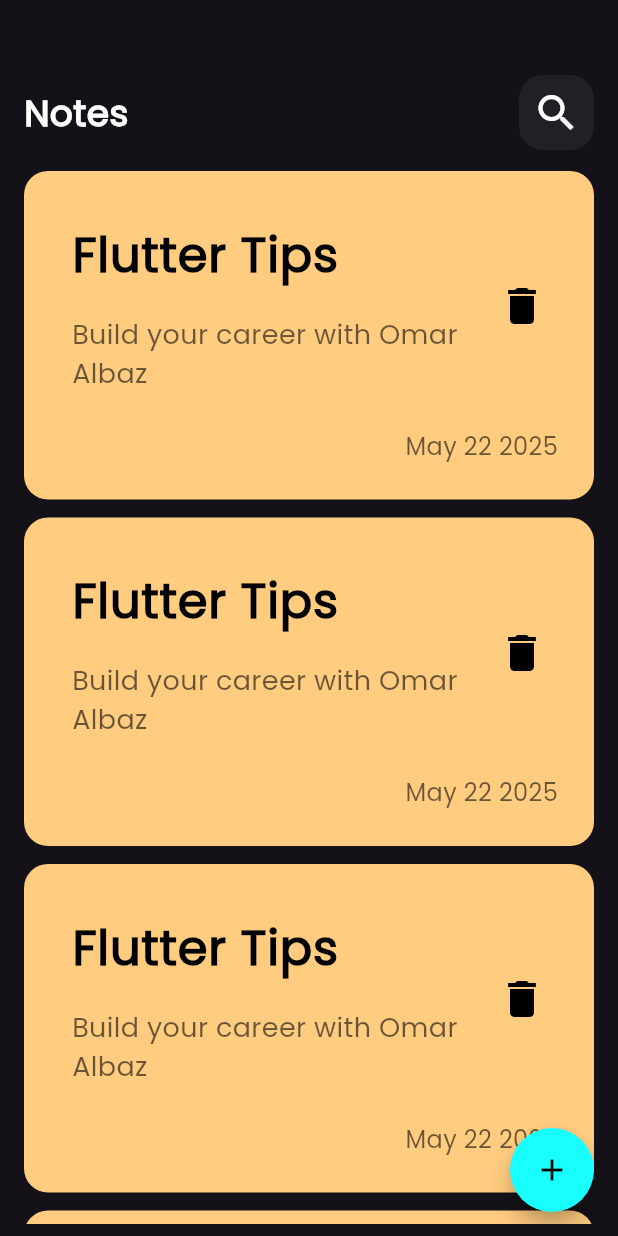
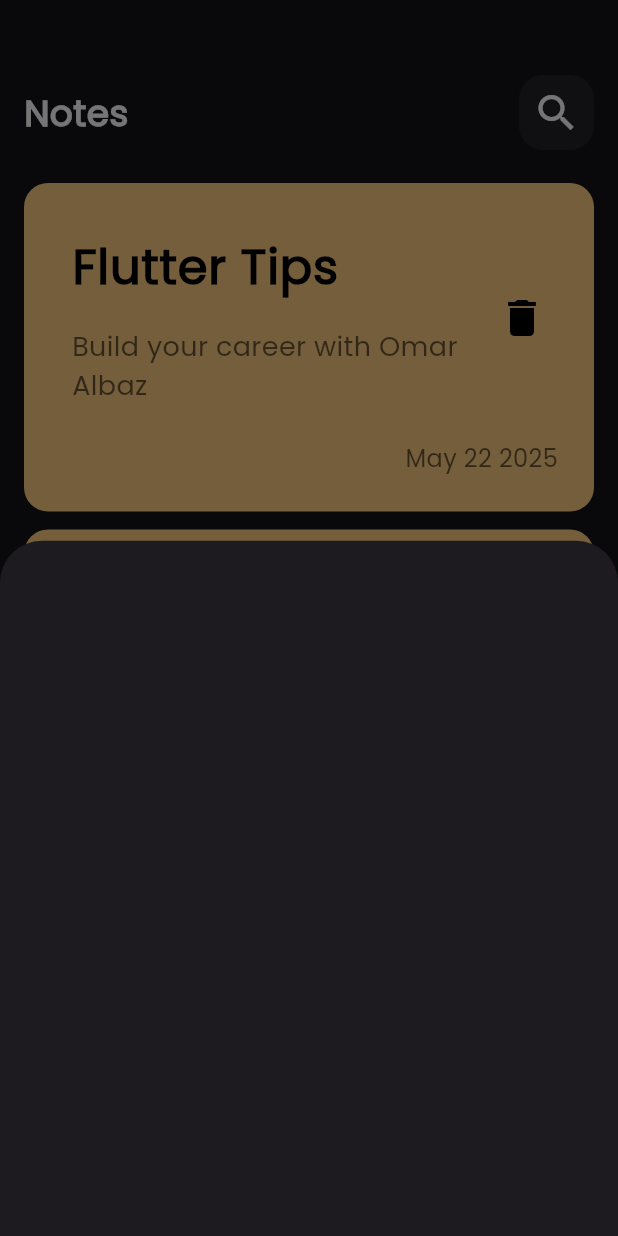
Before and after one commit to OmarAlbaz-flutter/notes_app, a Flutter app: the screen it shows after launch, after a tap on the "add" icon, on a phone screen of 412 x 824 dp. Run offline on Flutter 3.47's test engine with Material 3 defaults, Android fonts, the phone set to English and light mode, and no system bars.

Commit message:
add note bottom modal sheet

```diff
--- a/lib/views/notes_view.dart
+++ b/lib/views/notes_view.dart
@@ -1,4 +1,5 @@
 import 'package:flutter/material.dart';
+import 'package:notes_app/widgets/note_bottom_modal_sheet.dart';
 import 'package:notes_app/widgets/notes_view_body.dart';
 
 class NotesView extends StatelessWidget {
@@ -9,7 +10,14 @@ class NotesView extends StatelessWidget {
     return Scaffold(
       body: NotesViewBody(),
       floatingActionButton: FloatingActionButton(
-        onPressed: () {},
+        onPressed: () {
+          showModalBottomSheet(
+            context: context,
+            builder: (context) {
+              return AddNoteBottomSheet();
+            },
+          );
+        },
         backgroundColor: Colors.cyanAccent,
         shape: CircleBorder(),
         child: Icon(
--- /dev/null
+++ b/lib/widgets/note_bottom_modal_sheet.dart
@@ -0,0 +1,10 @@
+import 'package:flutter/material.dart';
+
+class AddNoteBottomSheet extends StatelessWidget {
+  const AddNoteBottomSheet({super.key});
+
+  @override
+  Widget build(BuildContext context) {
+    return Container();
+  }
+}
--- a/lib/widgets/notes_list_view.dart
+++ b/lib/widgets/notes_list_view.dart
@@ -7,8 +7,9 @@ class NotesListView extends StatelessWidget {
   @override
   Widget build(BuildContext context) {
     return Padding(
-      padding: const EdgeInsets.symmetric(vertical: 8),
+      padding: const EdgeInsets.symmetric(vertical: 16),
       child: ListView.builder(
+        padding: EdgeInsets.zero,
         itemCount: 10,
         itemBuilder: (context, index) {
           return CustomNotesItem();
```
